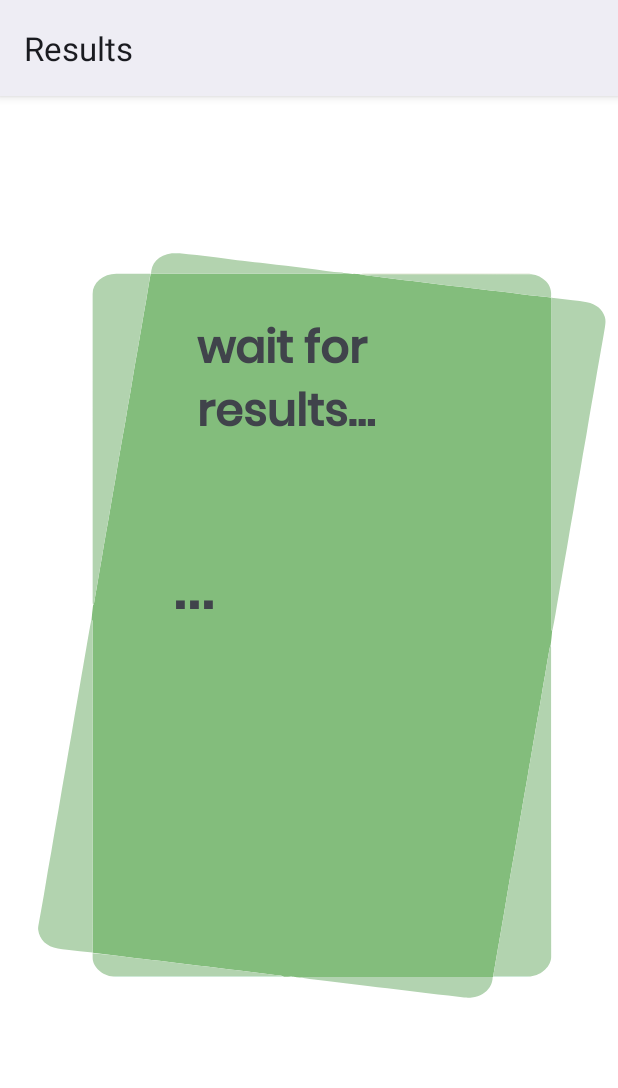
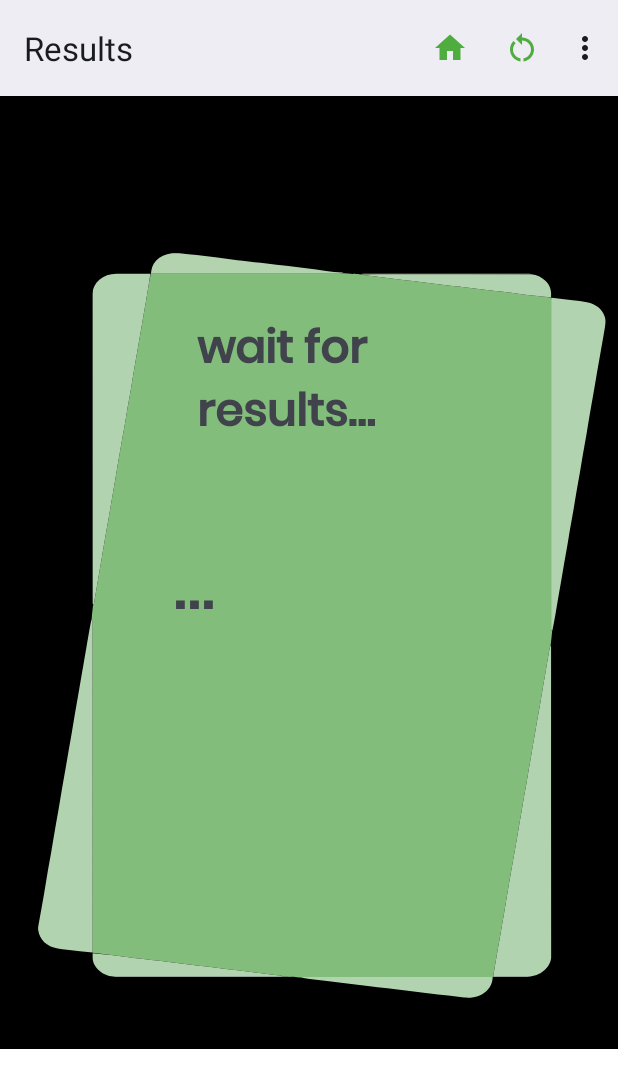
Before and after one commit to maq796113/QuranTutorAndroidAPP, an Android app: the ResultActivity screen opened directly, with no data from a screen before it, on a phone screen of 412 x 824 dp. Shown: the top 1088 px of the screen. Run offline under Robolectric (Android 15) with nearby library versions, the phone set to English and light mode, and no system bars; our stand-ins replace Dagger/Hilt's generated code, Firebase (no records; nobody signed in at launch, a user with empty details on screens opened directly); 2 statements that could not run were skipped.

Commit message:
Updated 9:24 2/9/2023

```diff
--- a/app/src/main/java/com/example/qurantutor/MainActivity.kt
+++ b/app/src/main/java/com/example/qurantutor/MainActivity.kt
@@ -1,16 +1,11 @@
 package com.example.qurantutor
 
 import android.animation.ObjectAnimator
-import android.app.NotificationManager
-import android.content.Context
 import android.content.Intent
 import android.os.Bundle
 import android.view.WindowManager
-import android.widget.RemoteViews
 import androidx.appcompat.app.AppCompatActivity
-import androidx.core.app.NotificationCompat
 import com.example.qurantutor.databinding.ActivityMainBinding
-import io.realm.kotlin.Realm
 import java.util.*
 import kotlin.concurrent.timerTask
 
@@ -20,7 +15,6 @@ class MainActivity : AppCompatActivity() {
     override fun onCreate(savedInstanceState: Bundle?) {
         val splashTime: Long = 3000
         super.onCreate(savedInstanceState)
-        io.realm.Realm.init(this)
         window.setFlags(WindowManager.LayoutParams.FLAG_FULLSCREEN, WindowManager.LayoutParams.FLAG_FULLSCREEN)
         binding = ActivityMainBinding.inflate(layoutInflater)
         val view = binding.root
--- a/app/src/main/java/com/example/qurantutor/adapter/RecitersAdapter.kt
+++ b/app/src/main/java/com/example/qurantutor/adapter/RecitersAdapter.kt
@@ -6,10 +6,10 @@ import android.view.ViewGroup
 import android.widget.TextView
 import androidx.recyclerview.widget.RecyclerView
 import com.example.qurantutor.R
-import com.example.qurantutor.data.Firestore
+import com.example.qurantutor.data.ReciterProfile
 
 
-class RecitersAdapter(private val profiles: List<Firestore>) : RecyclerView.Adapter<RecyclerView.ViewHolder>() {
+class RecitersAdapter(private val profiles: List<ReciterProfile>) : RecyclerView.Adapter<RecyclerView.ViewHolder>() {
     class ViewHolder(itemView: View) : RecyclerView.ViewHolder(itemView) {
         private val timeTextView: TextView
         private val surahTextView: TextView
@@ -36,5 +36,4 @@ class RecitersAdapter(private val profiles: List<Firestore>) : RecyclerView.Adap
 
 
     override fun getItemCount(): Int = profiles.size
-
 }
--- a/app/src/main/java/com/example/qurantutor/data/Firestore.kt
+++ b/app/src/main/java/com/example/qurantutor/data/ReciterProfile.kt
@@ -2,7 +2,7 @@ package com.example.qurantutor.data
 
 import java.time.Instant
 
-data class Firestore(
+data class ReciterProfile(
     var time: Instant,
     var username: String,
     var surahID: Int,
--- a/app/src/main/java/com/example/qurantutor/network/BaseURL.kt
+++ b/app/src/main/java/com/example/qurantutor/network/BaseURL.kt
@@ -10,5 +10,5 @@ import dagger.hilt.components.SingletonComponent
 @InstallIn(SingletonComponent::class)
 object BaseURL {
     @Provides
-    fun providesModelbaseUrl() = "http://34.150.28.35/:8080/"
+    fun providesModelbaseUrl() = "http://34.150.28.35:8080/"
 }
--- /dev/null
+++ b/app/src/main/res/drawable/baseline_home_24.xml
@@ -0,0 +1,5 @@
+<vector android:height="24dp" android:tint="#4FAD40"
+    android:viewportHeight="24" android:viewportWidth="24"
+    android:width="24dp" xmlns:android="http://schemas.android.com/apk/res/android">
+    <path android:fillColor="@android:color/white" android:pathData="M10,20v-6h4v6h5v-8h3L12,3 2,12h3v8z"/>
+</vector>
--- /dev/null
+++ b/app/src/main/res/drawable/baseline_restart_alt_24.xml
@@ -0,0 +1,6 @@
+<vector android:height="24dp" android:tint="#4FAD40"
+    android:viewportHeight="24" android:viewportWidth="24"
+    android:width="24dp" xmlns:android="http://schemas.android.com/apk/res/android">
+    <path android:fillColor="@android:color/white" android:pathData="M12,5V2L8,6l4,4V7c3.31,0 6,2.69 6,6c0,2.97 -2.17,5.43 -5,5.91v2.02c3.95,-0.49 7,-3.85 7,-7.93C20,8.58 16.42,5 12,5z"/>
+    <path android:fillColor="@android:color/white" android:pathData="M6,13c0,-1.65 0.67,-3.15 1.76,-4.24L6.34,7.34C4.9,8.79 4,10.79 4,13c0,4.08 3.05,7.44 7,7.93v-2.02C8.17,18.43 6,15.97 6,13z"/>
+</vector>
--- a/app/src/main/res/layout/fragment_result_error.xml
+++ b/app/src/main/res/layout/fragment_result_error.xml
@@ -3,7 +3,8 @@
     xmlns:tools="http://schemas.android.com/tools"
     android:layout_width="match_parent"
     android:layout_height="match_parent"
-    tools:context=".ResultViewModelFragmentError">
+    tools:context=".ResultViewModelFragmentError"
+    android:background="@color/black">
 
     <RelativeLayout
         android:layout_width="wrap_content"
--- a/app/src/main/res/layout/fragment_result_no_error.xml
+++ b/app/src/main/res/layout/fragment_result_no_error.xml
@@ -4,7 +4,7 @@
     android:layout_width="match_parent"
     android:layout_height="match_parent"
     tools:context=".ResultViewModelFragmentNoError"
-    android:background="@color/white">
+    android:background="@color/black">
         <RelativeLayout
             android:layout_width="wrap_content"
             android:layout_height="630dp"
--- /dev/null
+++ b/app/src/main/res/menu/action_bar.xml
@@ -0,0 +1,22 @@
+<?xml version="1.0" encoding="utf-8"?>
+<menu xmlns:android="http://schemas.android.com/apk/res/android"
+    xmlns:app="http://schemas.android.com/apk/res-auto">
+
+    <item
+        android:id="@+id/home"
+        app:showAsAction="ifRoom"
+        android:title="@string/home"
+        android:icon="@drawable/baseline_home_24"
+        />
+    <item
+        android:id="@+id/retry"
+        app:showAsAction="ifRoom"
+        android:title="@string/retry"
+        android:icon="@drawable/baseline_restart_alt_24"/>
+
+    <item
+        android:id="@+id/logout"
+        app:showAsAction="withText"
+        android:title="@string/logout" />
+
+</menu>
--- a/app/src/main/res/values/strings.xml
+++ b/app/src/main/res/values/strings.xml
@@ -16,6 +16,11 @@
     <string name="results">Results</string>
     <string name="retypePassword">Retype Password</string>
     <string name="recitation_mode">Recitation Mode: %s</string>
+    <string name="hafiz_mode">Hafiz Mode: %s</string>
+    <string name="retry">Retry</string>
+    <string name="home">Home</string>
+    <string name="logout">Sign Out</string>
+
 
 
     <string name="bismillah">بِسْمِ ٱللَّٰهِ ٱلرَّحْمَٰنِ ٱلرَّحِيمٌِ</string>
```
Also changed, not shown: app/build.gradle (+12 -4 lines), app/src/main/java/com/example/qurantutor/DashboardActivity.kt (+36 -8 lines), app/src/main/java/com/example/qurantutor/LoginActivity.kt (+8 -0 lines), app/src/main/java/com/example/qurantutor/RecitationActivity.kt (+8 -3 lines), app/src/main/java/com/example/qurantutor/ResultActivity.kt (+31 -7 lines).
